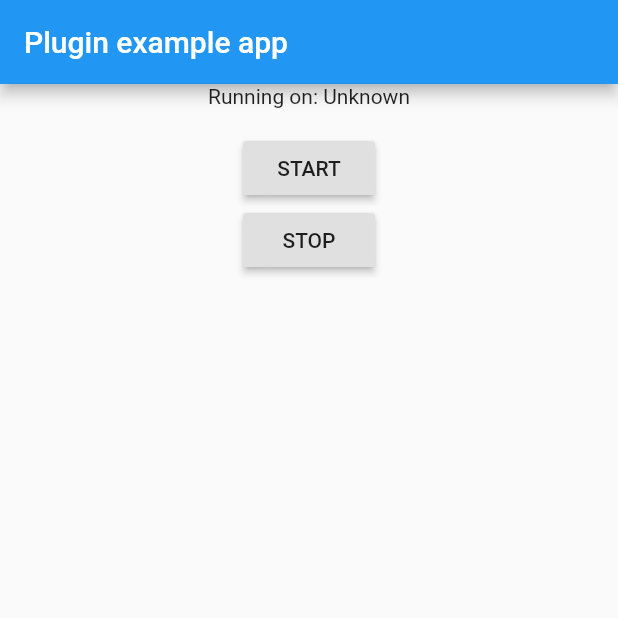
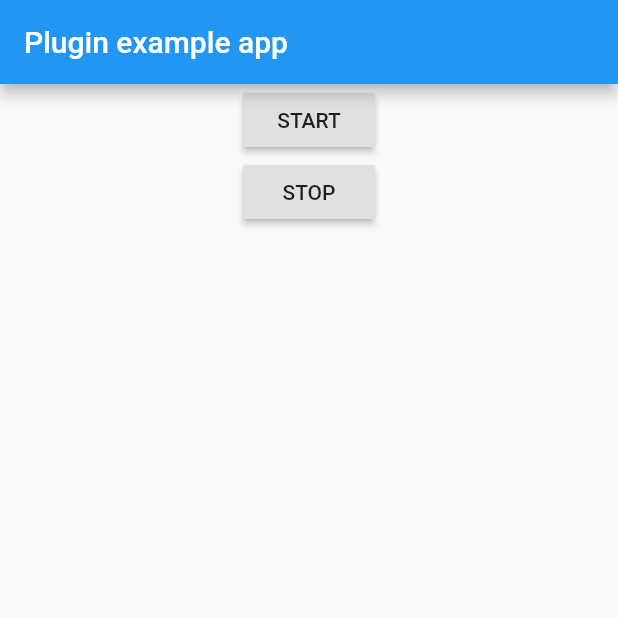
Before and after one commit to ChangJoo-Park/flutter_foreground_service_plugin, a Flutter app: the screen it shows after launch, on a phone screen of 412 x 824 dp, the top half of it. Run offline on Flutter 3.47's test engine with Material 2 defaults, Android fonts, the phone set to English and light mode, and no system bars.

Commit message:
Remove default example codes

```diff
--- a/example/lib/main.dart
+++ b/example/lib/main.dart
@@ -29,7 +29,6 @@ class _MyAppState extends State<MyApp> {
         body: Center(
           child: Column(
             children: <Widget>[
-              Text('Running on: $_platformVersion\n'),
               RaisedButton(
                 child: Text("START"),
                 onPressed: () {
```
